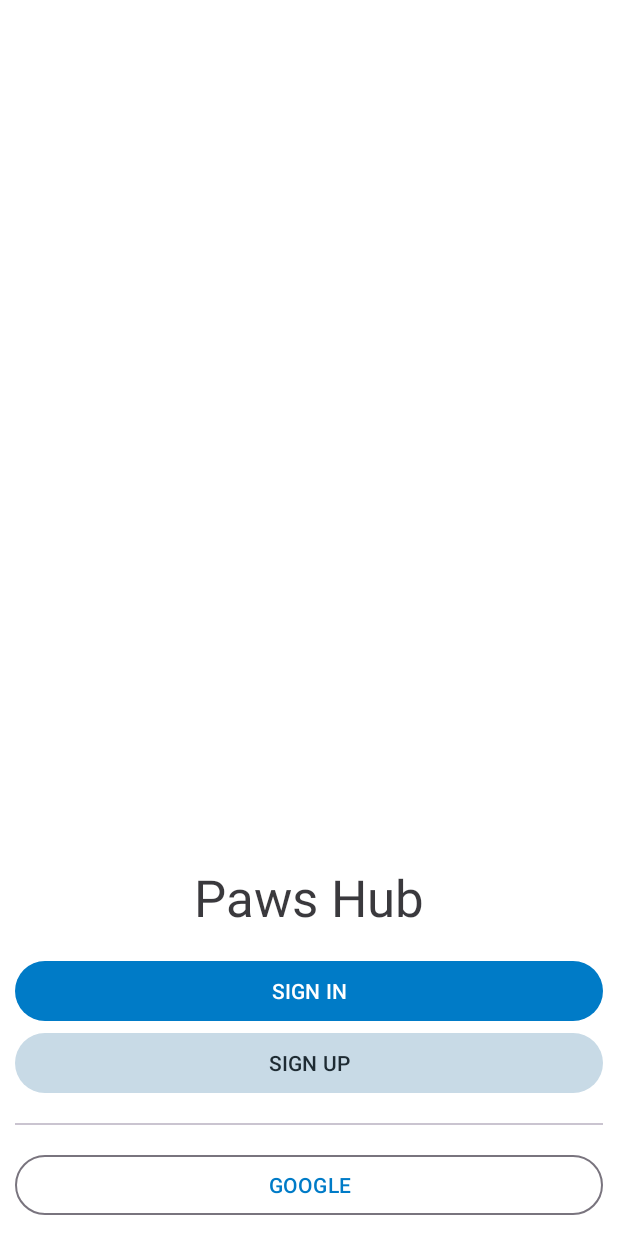
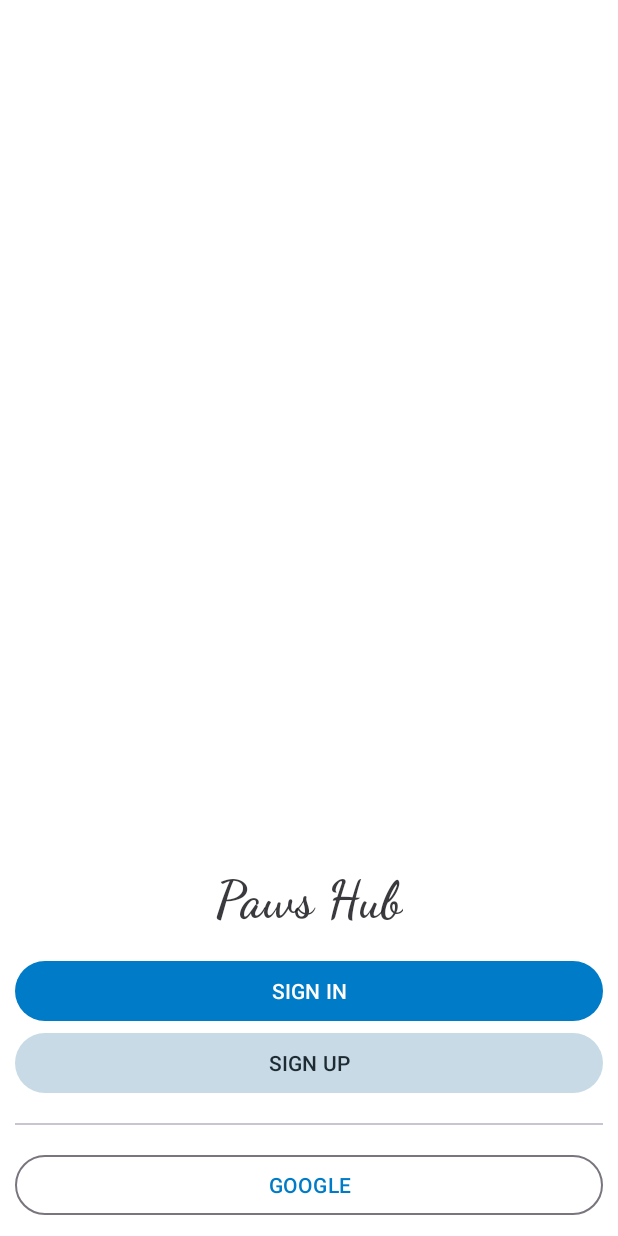
Before and after one commit to MatteoOlarte/paws-hub-android, an Android app: the screen it shows after launch (WelcomeActivity), on a phone screen of 412 x 824 dp. Run offline under Robolectric (Android 15) with nearby library versions, the phone set to English and light mode, and no system bars; our stand-ins replace Firebase (no records; nobody signed in at launch, a user with empty details on screens opened directly).

Commit message:
Welcome Font

```diff
--- a/app/src/main/res/layout/activity_welcome.xml
+++ b/app/src/main/res/layout/activity_welcome.xml
@@ -23,7 +23,8 @@
             android:textColor="@color/material_on_surface_emphasis_high_type"
             android:textSize="34sp"
             android:layout_marginBottom="16dp"
-            android:text="@string/app_name"/>
+            android:text="@string/app_name"
+            android:fontFamily="@font/dancing_script"/>
 
         <com.google.android.material.button.MaterialButton
             android:id="@+id/welcome_activity_btn_login"
```
Also changed, not shown: app/src/main/res/font/dancing_script.ttf (added).
